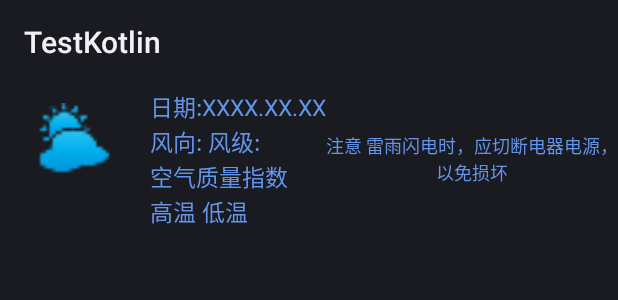
After one commit to a91344/TestKotlin, an Android app: the layout item_weather.xml on its own in the app's theme, with its tools: preview values and no code run, on a phone screen of 412 x 824 dp. The commit adds this screen. Shown: the top 300 px of the screen. Run offline under Robolectric (Android 15) with nearby library versions, the phone set to English and light mode, and no system bars.

Commit message:
天气功能

```diff
--- a/app/src/main/java/com/example/administrator/testkotlin/bean/ExpressInfo.kt
+++ b/app/src/main/java/com/example/administrator/testkotlin/bean/ExpressInfo.kt
@@ -13,11 +13,11 @@ data class ExpressInfo(
         var status: String, // 200
         var state: String, // 0
         var data: List<Data>
-)
-
+) {
     data class Data(
             var time: String, // 2017-09-01 20:12:51
             var ftime: String, // 2017-09-01 20:12:51
             var context: String, // 快件已到达环东广场圆通快递云兰租车部妈妈驿站,如有疑问请联系18552351543
             var location: String
     )
+}
--- a/app/src/main/java/com/example/administrator/testkotlin/constants/Constants.kt
+++ b/app/src/main/java/com/example/administrator/testkotlin/constants/Constants.kt
@@ -6,6 +6,7 @@ package com.example.administrator.testkotlin.constants
 public class Constants {
     companion object {
         val BASE_EXPRESS_URL = "http://www.kuaidi100.com/"
+        val BASE_WEATHER_URL = "http://www.sojson.com/"
         val EXPRESS_TYPES = arrayOf("shentong", "ems", "shunfeng", "yuantong", "zhongtong", "yunda", "tiantian", "huitongkuaidi", "quanfengkuaidi", "debangwuliu", "zhaijisong")
         val EXPRESS_NAME_TYPES = arrayOf("申通", "EMS", "顺丰", "圆通", "中通", "韵达", "天天", "汇通", "全峰", "德邦", "宅急送")
         val CONNECT_TIME_OUT: Long = 5
--- a/app/src/main/java/com/example/administrator/testkotlin/contract/ExpressContract.kt
+++ b/app/src/main/java/com/example/administrator/testkotlin/contract/ExpressContract.kt
@@ -2,14 +2,14 @@ package com.example.administrator.testkotlin.contract
 
 import com.example.administrator.testkotlin.BasePresenter
 import com.example.administrator.testkotlin.BaseView
-import com.example.administrator.testkotlin.bean.Data
+import com.example.administrator.testkotlin.bean.ExpressInfo
 
 /**
  * Created by Administrator on 2017/9/6.
  */
 class ExpressContract {
     interface View : BaseView<Presenter> {
-        abstract fun showExpress(datas: MutableList<Data>)
+        abstract fun showExpress(datas: MutableList<ExpressInfo.Data>)
         abstract fun setExpressContentStatus(msg: String)
         abstract fun showDialog()
         abstract fun hideDialog()
--- a/app/src/main/java/com/example/administrator/testkotlin/presenter/ExpressPresenter.kt
+++ b/app/src/main/java/com/example/administrator/testkotlin/presenter/ExpressPresenter.kt
@@ -2,7 +2,6 @@ package com.example.administrator.testkotlin.presenter
 
 import android.os.Handler
 import android.util.Log
-import com.example.administrator.testkotlin.bean.Data
 import com.example.administrator.testkotlin.bean.ExpressInfo
 import com.example.administrator.testkotlin.contract.ExpressContract
 import com.example.administrator.testkotlin.network.HttpRequests
@@ -29,7 +28,7 @@ class ExpressPresenter(val expressView: ExpressContract.View) : ExpressContract.
                     if (t?.message?.equals("快递公司参数异常：单号不存在或者已经过期")!! || t?.message?.equals("参数错误")!!) {
                         expressView.setExpressContentStatus(t?.message)
                     } else {
-                        expressView.showExpress(t?.data?.toList() as MutableList<Data>)
+                        expressView.showExpress(t?.data?.toList() as MutableList<ExpressInfo.Data>)
                     }
                 }, time)
             }
--- a/app/src/main/java/com/example/administrator/testkotlin/ui/activitys/ExpressActivity.kt
+++ b/app/src/main/java/com/example/administrator/testkotlin/ui/activitys/ExpressActivity.kt
@@ -5,7 +5,7 @@ import android.os.Bundle
 import android.support.v7.app.AppCompatActivity
 import android.view.View
 import com.example.administrator.testkotlin.R
-import com.example.administrator.testkotlin.bean.Data
+import com.example.administrator.testkotlin.bean.ExpressInfo
 import com.example.administrator.testkotlin.constants.Constants
 import com.example.administrator.testkotlin.contract.ExpressContract
 import com.example.administrator.testkotlin.presenter.ExpressPresenter
@@ -21,7 +21,7 @@ import java.util.*
  */
 class ExpressActivity : AppCompatActivity(), ExpressContract.View {
     var pre: ExpressContract.Presenter? = null
-    var datas: ArrayList<Data> = ArrayList()
+    var datas: ArrayList<ExpressInfo.Data> = ArrayList()
     var expressAdapter: ExpressAdapter? = null
     var loadingDialog: QMUITipDialog? = null
     var type: String = ""
@@ -59,7 +59,7 @@ class ExpressActivity : AppCompatActivity(), ExpressContract.View {
         pre = presenter
     }
 
-    override fun showExpress(datas: MutableList<Data>) {
+    override fun showExpress(datas: MutableList<ExpressInfo.Data>) {
         this.datas.addAll(datas)
         Collections.reverse(this.datas)
         expressAdapter?.notifyDataSetChanged()
--- a/app/src/main/java/com/example/administrator/testkotlin/ui/adapter/ExpressAdapter.kt
+++ b/app/src/main/java/com/example/administrator/testkotlin/ui/adapter/ExpressAdapter.kt
@@ -8,12 +8,12 @@ import android.widget.BaseAdapter
 import android.widget.ImageView
 import android.widget.TextView
 import com.example.administrator.testkotlin.R
-import com.example.administrator.testkotlin.bean.Data
+import com.example.administrator.testkotlin.bean.ExpressInfo
 
 /**
  * Created by Administrator on 2017/9/6.
  */
-class ExpressAdapter(val mContext: Context, var datas: MutableList<Data>) : BaseAdapter() {
+class ExpressAdapter(val mContext: Context, var datas: MutableList<ExpressInfo.Data>) : BaseAdapter() {
     private val inflater: LayoutInflater = LayoutInflater.from(mContext)
     override fun getView(position: Int, convertView: View?, parent: ViewGroup?): View? {
         var v: View? = convertView
--- /dev/null
+++ b/app/src/main/res/layout/item_weather.xml
@@ -0,0 +1,80 @@
+<?xml version="1.0" encoding="utf-8"?>
+<LinearLayout xmlns:android="http://schemas.android.com/apk/res/android"
+    android:layout_width="wrap_content"
+    android:layout_height="100dp"
+    android:gravity="center"
+    android:orientation="horizontal">
+
+    <LinearLayout
+        android:layout_width="100dp"
+        android:layout_height="100dp"
+        android:gravity="center"
+        android:orientation="vertical">
+
+        <ImageView
+            android:id="@+id/item_wea_iv"
+            android:layout_width="50dp"
+            android:layout_height="50dp"
+            android:layout_centerInParent="true"
+            android:background="@mipmap/current_cloudy"
+            android:scaleType="fitXY" />
+
+        <TextView
+            android:id="@+id/item_wea_tv_type"
+            android:layout_width="wrap_content"
+            android:layout_height="wrap_content"
+            android:layout_marginTop="3dp"
+            android:textColor="#6495ED"
+            android:textSize="15sp" />
+    </LinearLayout>
+
+
+    <LinearLayout
+        android:layout_width="wrap_content"
+        android:layout_height="wrap_content"
+        android:orientation="vertical">
+
+        <TextView
+            android:id="@+id/item_wea_tv_date"
+            android:layout_width="wrap_content"
+            android:layout_height="wrap_content"
+            android:text="日期:XXXX.XX.XX"
+            android:textColor="#6495ED"
+            android:textSize="15sp" />
+
+        <TextView
+            android:id="@+id/item_wea_tv_wind_direction"
+            android:layout_width="wrap_content"
+            android:layout_height="wrap_content"
+            android:text="风向: 风级:"
+            android:textColor="#6495ED"
+            android:textSize="15sp" />
+
+        <TextView
+            android:id="@+id/item_wea_tv_aqi"
+            android:layout_width="wrap_content"
+            android:layout_height="wrap_content"
+            android:text="空气质量指数"
+            android:textColor="#6495ED"
+            android:textSize="15sp" />
+
+        <TextView
+            android:id="@+id/item_wea_tv_temperature"
+            android:layout_width="wrap_content"
+            android:layout_height="wrap_content"
+            android:text="高温 低温"
+            android:textColor="#6495ED"
+            android:textSize="15sp" />
+    </LinearLayout>
+
+    <TextView
+        android:id="@+id/item_wea_tv_warn"
+        android:layout_width="match_parent"
+        android:layout_height="wrap_content"
+        android:gravity="center_horizontal"
+        android:text="注意
+雷雨闪电时，应切断电器电源，以免损坏"
+        android:textColor="#6495ED"
+        android:textSize="12sp" />
+
+</LinearLayout>
```
Also changed, not shown: app/src/main/java/com/example/administrator/testkotlin/bean/WeatherInfo.kt (added, +51 -0 lines), app/src/main/java/com/example/administrator/testkotlin/contract/WeatherContract.kt (added, +18 -0 lines), app/src/main/java/com/example/administrator/testkotlin/presenter/WeatherPresenter.kt (added, +15 -0 lines), app/src/main/java/com/example/administrator/testkotlin/ui/activitys/WeatherActivity.kt (added, +41 -0 lines), app/src/main/java/com/example/administrator/testkotlin/ui/adapter/WeatherAdapter.kt (added, +61 -0 lines), app/src/main/res/layout/aty_weather.xml (added, +79 -0 lines). Lines whose indentation alone changed are shown as unchanged.
